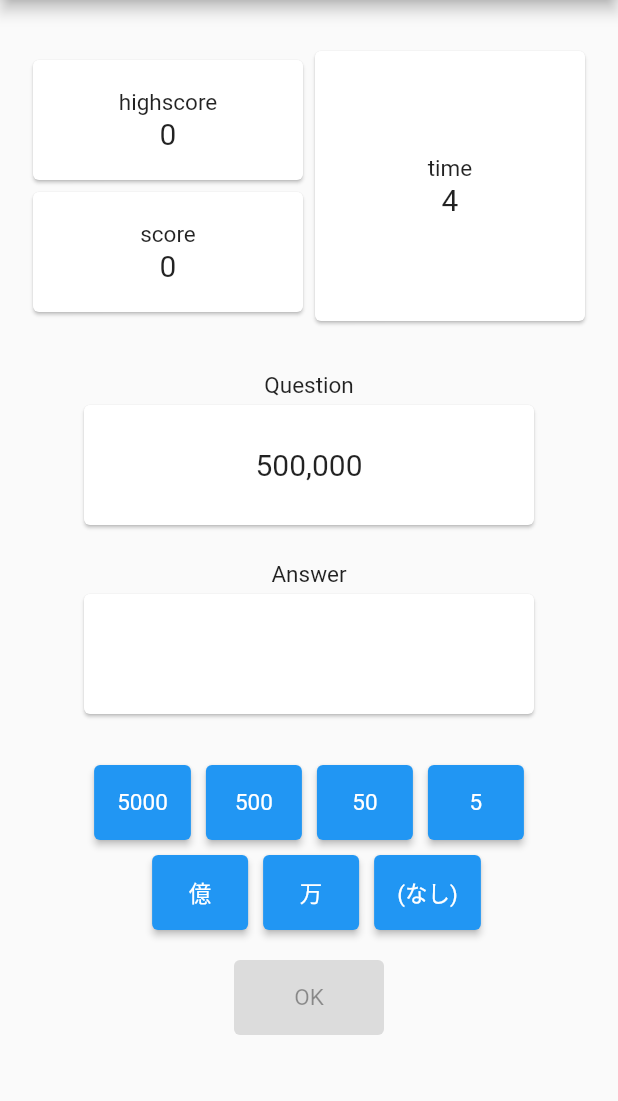
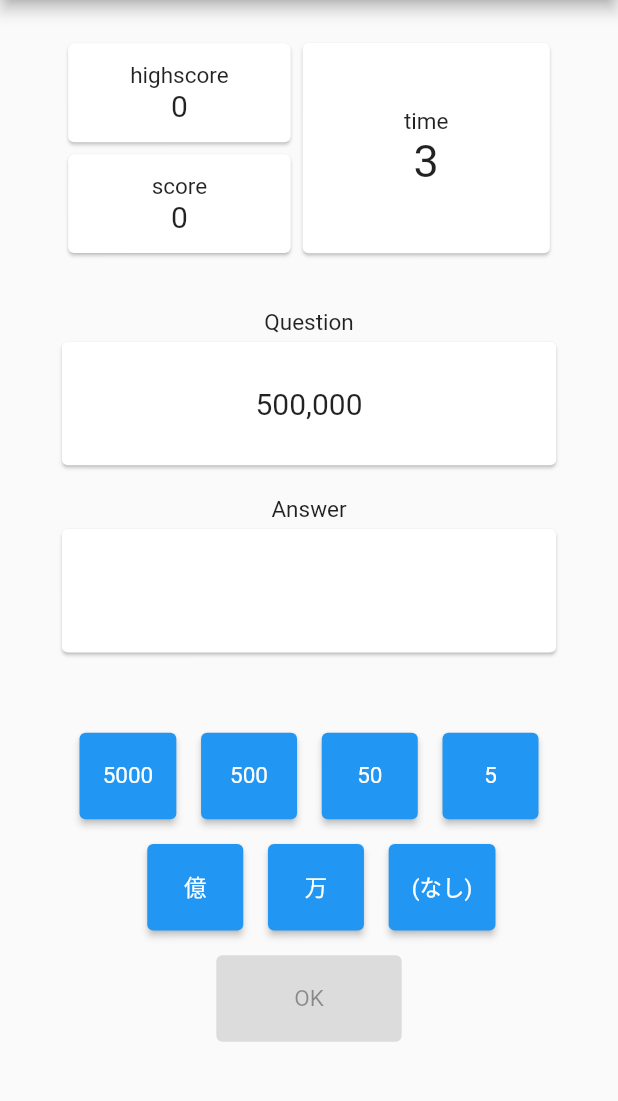
Before and after one commit to miyashiiii/number_read, a Flutter app: the GamePage screen opened by its route, on a phone screen of 412 x 824 dp, the part 84-1185 px from its top. Run offline on Flutter 3.47's test engine with Material 2 defaults, Android fonts, the phone set to English and light mode, and no system bars; our stand-ins replace page_transition, shared_preferences; accounts and stored records are empty.

Commit message:
feat: Adjust elements size

```diff
--- a/lib/first_page.dart
+++ b/lib/first_page.dart
@@ -1,4 +1,5 @@
 import 'package:flutter/material.dart';
+import 'package:number_read/util.dart';
 import 'package:shared_preferences/shared_preferences.dart';
 
 class FirstPage extends StatefulWidget {
@@ -18,6 +19,8 @@ class _FirstPageState extends State<FirstPage> {
 
   @override
   Widget build(BuildContext context) {
+    SizeConfig(context);
+
     checkHighScore();
     return Scaffold(
       appBar: AppBar(
@@ -30,7 +33,6 @@ class _FirstPageState extends State<FirstPage> {
           child: Column(
             children: [
               SizedBox(height: 10),
-
               Text("ハイスコア:" + _highScore.toString()),
               SizedBox(height: 10),
               ElevatedButton(
--- a/lib/game_page.dart
+++ b/lib/game_page.dart
@@ -1,6 +1,7 @@
 import 'dart:async';
 
 import 'package:flutter/material.dart';
+import 'package:number_read/util.dart';
 import "dart:math";
 
 import 'package:shared_preferences/shared_preferences.dart';
@@ -44,7 +45,7 @@ class _GamePageState extends State<GamePage> {
       timeCardColor = baseColor;
       _isJudgeEnabled = false;
     });
-    setTimer();
+    // setTimer();
     _randomFirstNumber();
     _randomQuestionNumber();
   }
@@ -207,7 +208,7 @@ class _GamePageState extends State<GamePage> {
       ),
       body: Column(
         children: [
-          SizedBox(height: 30),
+          SizedBox(height: SizeConfig.getSizePerHeight(3)),
           Row(
             mainAxisAlignment: MainAxisAlignment.center,
             children: [
@@ -232,9 +233,8 @@ class _GamePageState extends State<GamePage> {
                             ),
                           ],
                         ),
-                      width: 180,
-                      height: 80,
-                    ),
+                        width: SizeConfig.getSizePerHeight(18),
+                        height: SizeConfig.getSizePerHeight(8)),
                   ),
                   Card(
                     child: Container(
@@ -254,8 +254,8 @@ class _GamePageState extends State<GamePage> {
                           ),
                         ],
                       ),
-                      width: 180,
-                      height: 80,
+                      width: SizeConfig.getSizePerHeight(18),
+                      height: SizeConfig.getSizePerHeight(8),
                     ),
                   ),
                 ],
@@ -273,19 +273,21 @@ class _GamePageState extends State<GamePage> {
                           ),
                           Text(
                             remainTime.toString(),
-                            style: TextStyle(fontSize: 20),
+                            style: TextStyle(fontSize: 30),
                           ),
                         ],
                       ),
                     ],
                   ),
-                  width: 180,
-                  height: 180,
+                  width: SizeConfig.getSizePerHeight(20),
+                  height: SizeConfig.getSizePerHeight(17),
                 ),
               ),
             ],
           ),
-          SizedBox(height: 30),
+          SizedBox(
+            height: SizeConfig.getSizePerHeight(4),
+          ),
           Text("Question"),
           Card(
             color: numberCardColor,
@@ -304,11 +306,13 @@ class _GamePageState extends State<GamePage> {
                   ),
                 ],
               ),
-              width: 300,
-              height: 80,
+              width: SizeConfig.getSizePerHeight(40),
+              height: SizeConfig.getSizePerHeight(10),
             ),
           ),
-          SizedBox(height: 20),
+          SizedBox(
+            height: SizeConfig.getSizePerHeight(2),
+          ),
           Text("Answer"),
           Card(
             color: numberCardColor,
@@ -326,16 +330,18 @@ class _GamePageState extends State<GamePage> {
                   ),
                 ],
               ),
-              width: 300,
-              height: 80,
+              width: SizeConfig.getSizePerHeight(40),
+              height: SizeConfig.getSizePerHeight(10),
             ),
           ),
-          SizedBox(height: 30),
+          SizedBox(
+            height: SizeConfig.getSizePerHeight(6),
+          ),
           Row(
             mainAxisAlignment: MainAxisAlignment.center,
             children: [
               SizedBox(
-                height: 50,
+                height: SizeConfig.getSizePerHeight(7),
                 child: ElevatedButton(
                   style: ElevatedButton.styleFrom(
                       textStyle: const TextStyle(fontSize: 15)),
@@ -347,9 +353,11 @@ class _GamePageState extends State<GamePage> {
                   child: Text("${firstNumber}000"),
                 ),
               ),
-              SizedBox(width: 10),
               SizedBox(
-                height: 50,
+                width: SizeConfig.getSizePerHeight(2),
+              ),
+              SizedBox(
+                height: SizeConfig.getSizePerHeight(7),
                 child: ElevatedButton(
                   style: ElevatedButton.styleFrom(
                       textStyle: const TextStyle(fontSize: 15)),
@@ -361,9 +369,11 @@ class _GamePageState extends State<GamePage> {
                   child: Text('${firstNumber}00'),
                 ),
               ),
-              SizedBox(width: 10),
               SizedBox(
-                height: 50,
+                width: SizeConfig.getSizePerHeight(2),
+              ),
+              SizedBox(
+                height: SizeConfig.getSizePerHeight(7),
                 child: ElevatedButton(
                   style: ElevatedButton.styleFrom(
                       textStyle: const TextStyle(fontSize: 15)),
@@ -375,9 +385,11 @@ class _GamePageState extends State<GamePage> {
                   child: Text('${firstNumber}0'),
                 ),
               ),
-              SizedBox(width: 10),
               SizedBox(
-                height: 50,
+                width: SizeConfig.getSizePerHeight(2),
+              ),
+              SizedBox(
+                height: SizeConfig.getSizePerHeight(7),
                 child: ElevatedButton(
                   style: ElevatedButton.styleFrom(
                       textStyle: const TextStyle(fontSize: 15)),
@@ -391,13 +403,17 @@ class _GamePageState extends State<GamePage> {
               ),
             ],
           ),
-          SizedBox(height: 10),
+          SizedBox(
+            height: SizeConfig.getSizePerHeight(2),
+          ),
           Row(
             mainAxisAlignment: MainAxisAlignment.center,
             children: [
-              SizedBox(width: 10),
               SizedBox(
-                height: 50,
+                width: SizeConfig.getSizePerHeight(2),
+              ),
+              SizedBox(
+                height: SizeConfig.getSizePerHeight(7),
                 child: ElevatedButton(
                   style: ElevatedButton.styleFrom(
                     textStyle: const TextStyle(fontSize: 15),
@@ -410,9 +426,11 @@ class _GamePageState extends State<GamePage> {
                   child: const Text('億'),
                 ),
               ),
-              SizedBox(width: 10),
               SizedBox(
-                height: 50,
+                width: SizeConfig.getSizePerHeight(2),
+              ),
+              SizedBox(
+                height: SizeConfig.getSizePerHeight(7),
                 child: ElevatedButton(
                   style: ElevatedButton.styleFrom(
                     textStyle: const TextStyle(fontSize: 15),
@@ -425,9 +443,11 @@ class _GamePageState extends State<GamePage> {
                   child: const Text('万'),
                 ),
               ),
-              SizedBox(width: 10),
               SizedBox(
-                height: 50,
+                width: SizeConfig.getSizePerHeight(2),
+              ),
+              SizedBox(
+                height: SizeConfig.getSizePerHeight(7),
                 child: ElevatedButton(
                   style: ElevatedButton.styleFrom(
                     textStyle: const TextStyle(fontSize: 15),
@@ -442,10 +462,12 @@ class _GamePageState extends State<GamePage> {
               ),
             ],
           ),
-          SizedBox(height: 20),
           SizedBox(
-            height: 50,
-            width: 100,
+            height: SizeConfig.getSizePerHeight(2),
+          ),
+          SizedBox(
+            height: SizeConfig.getSizePerHeight(7),
+            width: SizeConfig.getSizePerHeight(15),
             child: ElevatedButton(
               style: ElevatedButton.styleFrom(
                 textStyle: const TextStyle(fontSize: 15),
--- a/lib/main.dart
+++ b/lib/main.dart
@@ -2,6 +2,7 @@ import 'package:flutter/material.dart';
 import 'package:flutter_localizations/flutter_localizations.dart';
 import 'package:number_read/first_page.dart';
 import 'package:number_read/result_page.dart';
+import 'package:number_read/util.dart';
 import 'package:page_transition/page_transition.dart';
 
 import 'game_page.dart';
--- /dev/null
+++ b/lib/util.dart
@@ -0,0 +1,22 @@
+import 'package:flutter/material.dart';
+import 'package:flutter/widgets.dart';
+
+class SizeConfig {
+  static MediaQueryData? _mediaQueryData;
+  static double? screenWidth;
+  static double? screenHeight;
+
+  SizeConfig(BuildContext context) {
+    _mediaQueryData = MediaQuery.of(context);
+    screenWidth = _mediaQueryData!.size.width;
+    screenHeight = _mediaQueryData!.size.height;
+  }
+
+  static double getSizePerHeight(int percent) {
+    return screenHeight! * percent / 100;
+  }
+
+  static double getSizePerWidth(int percent) {
+    return screenWidth! * percent / 100;
+  }
+}
```
Lines whose indentation alone changed are shown as unchanged.
